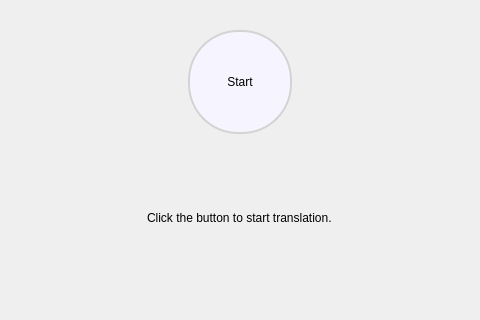
First picture: the form in subtitlegui.ui, repository JadenChun/SubGen, before the edit; both pictures show x 94 to 574 and y 99 to 419 of the 668 by 419 pixel window.
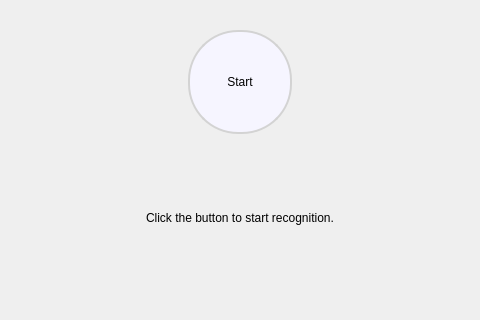
Second picture: the form after the edit. Icons and pictures are not drawn.

Commit message: minor home page edit

Diff of the .ui file:
```diff
--- a/subtitlegui.ui
+++ b/subtitlegui.ui
@@ -133,7 +133,7 @@
          </sizepolicy>
         </property>
         <property name="text">
-         <string>Click the button to start translation.</string>
+         <string>Click the button to start recognition.</string>
         </property>
        </widget>
       </item>
```
The commit also changes 2 other files.
